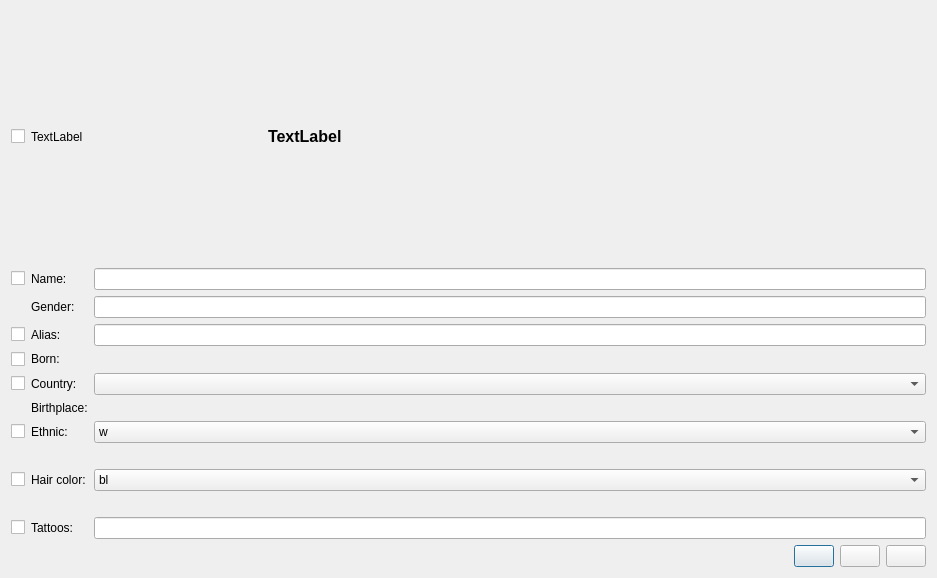
Before: the Qt Designer form pordb_iafd.ui in hwmay/pordb3, drawn with Qt 5.
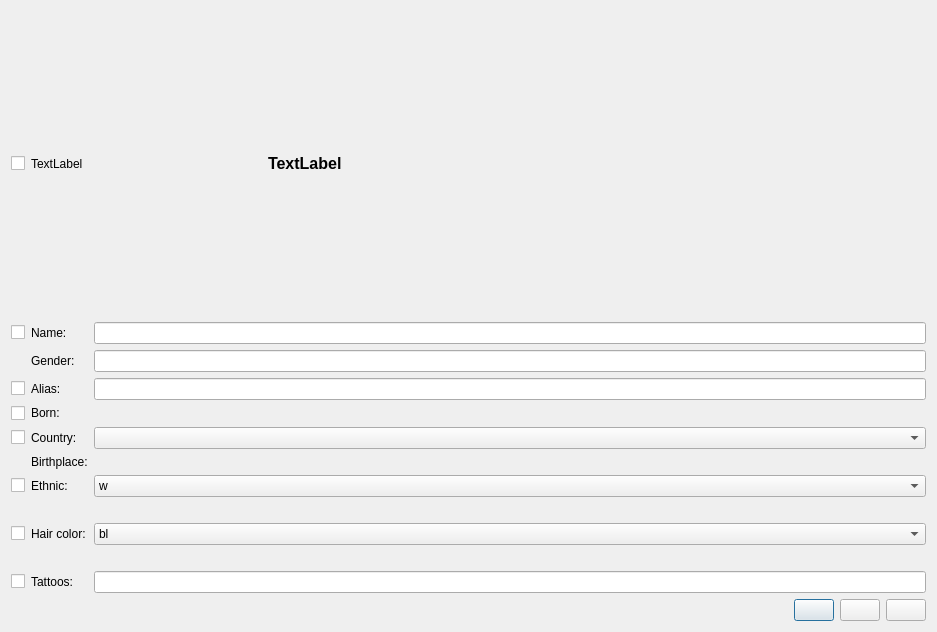
After: the same form once the commit is applied. Icons and pictures are not drawn.

What changed in the file:
```diff
--- a/pordb_iafd.ui
+++ b/pordb_iafd.ui
@@ -7,7 +7,7 @@
     <x>0</x>
     <y>0</y>
     <width>937</width>
-    <height>573</height>
+    <height>632</height>
    </rect>
   </property>
   <property name="windowTitle">
```
Left out of the diff: 18 changed lines with no effect on the pictures.
